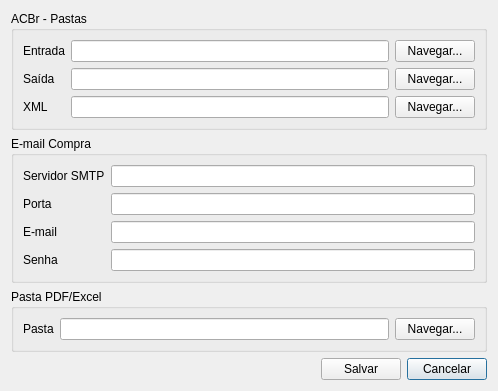
The window that ui/userconfig.ui (lellisls/ERP-STACCATO) describes before a commit, drawn with Qt 5.
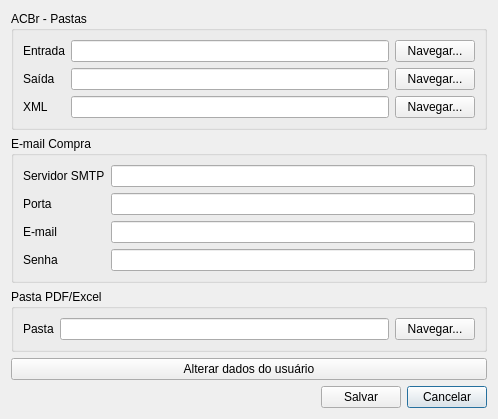
The same window after the commit.

```diff
--- a/ui/userconfig.ui
+++ b/ui/userconfig.ui
@@ -14,21 +14,7 @@
    <string>Configurações do usuário</string>
   </property>
   <layout class="QGridLayout" name="gridLayout">
-   <item row="3" column="2">
-    <widget class="QPushButton" name="pushButtonCancelar">
-     <property name="text">
-      <string>Cancelar</string>
-     </property>
-    </widget>
-   </item>
-   <item row="3" column="1">
-    <widget class="QPushButton" name="pushButtonSalvar">
-     <property name="text">
-      <string>Salvar</string>
-     </property>
-    </widget>
-   </item>
-   <item row="3" column="0">
+   <item row="4" column="0">
     <spacer name="horizontalSpacer">
      <property name="orientation">
       <enum>Qt::Horizontal</enum>
@@ -41,6 +27,20 @@
      </property>
     </spacer>
    </item>
+   <item row="4" column="2">
+    <widget class="QPushButton" name="pushButtonCancelar">
+     <property name="text">
+      <string>Cancelar</string>
+     </property>
+    </widget>
+   </item>
+   <item row="4" column="1">
+    <widget class="QPushButton" name="pushButtonSalvar">
+     <property name="text">
+      <string>Salvar</string>
+     </property>
+    </widget>
+   </item>
    <item row="1" column="0" colspan="3">
     <widget class="QGroupBox" name="groupBox_2">
      <property name="title">
@@ -180,6 +180,13 @@
      </layout>
     </widget>
    </item>
+   <item row="3" column="0" colspan="3">
+    <widget class="QPushButton" name="pushButtonUserFolder_2">
+     <property name="text">
+      <string>Alterar dados do usuário</string>
+     </property>
+    </widget>
+   </item>
   </layout>
  </widget>
  <resources/>
```
